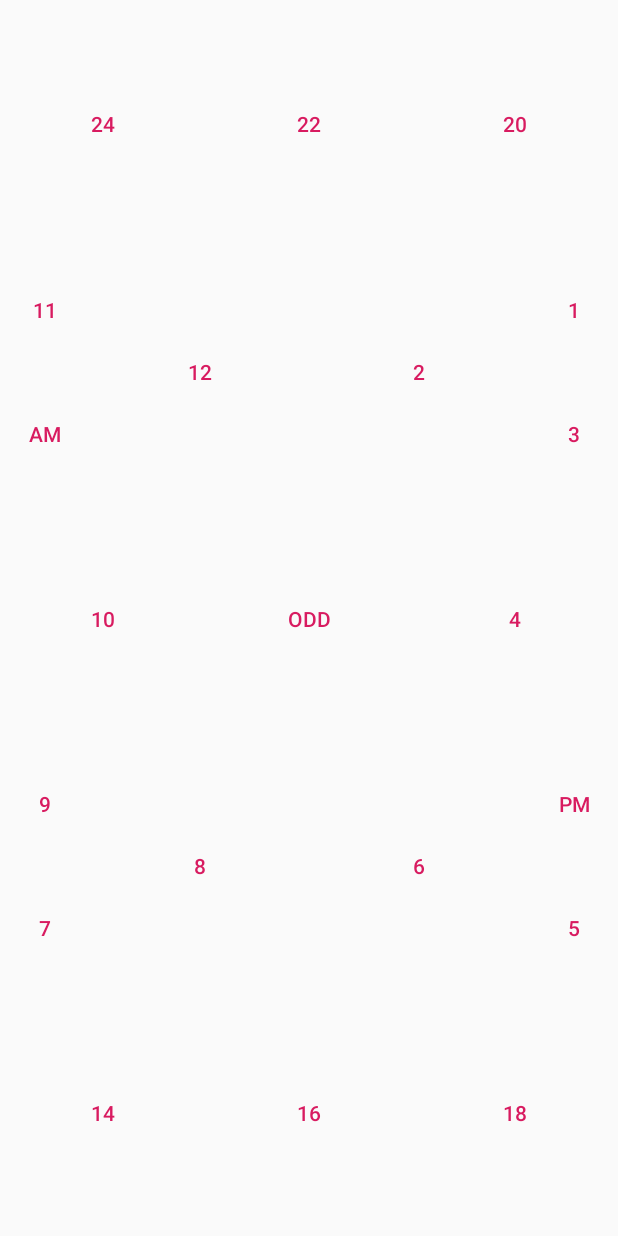
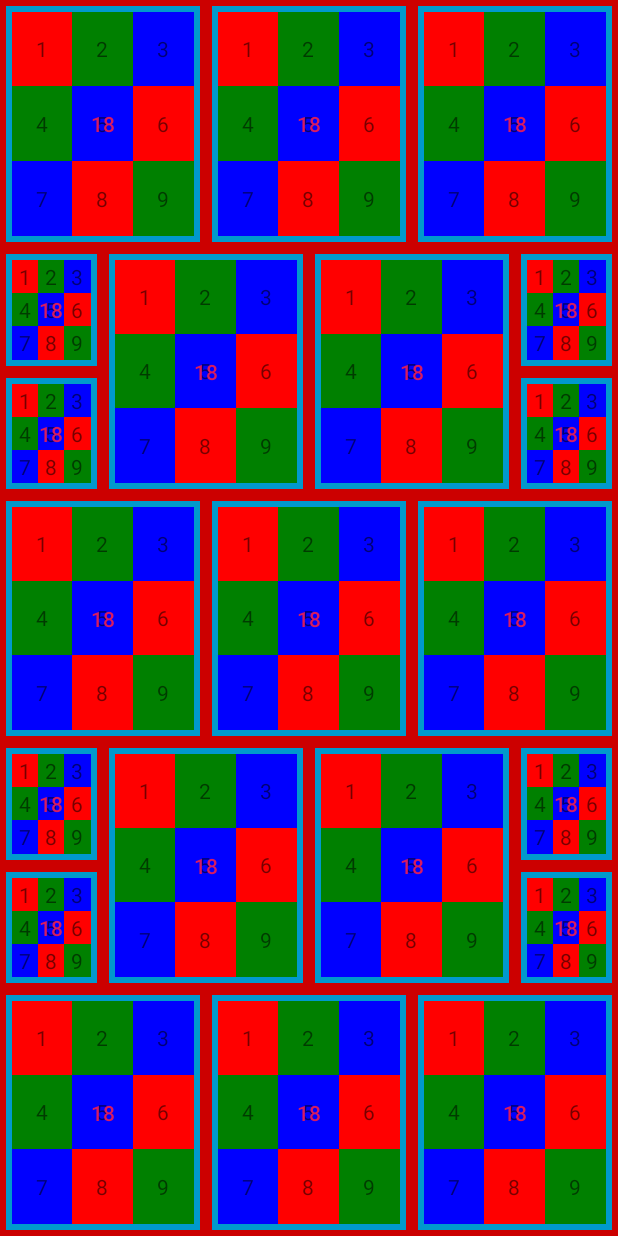
Before and after one commit to TanevEmil/RubicCube10, an Android app: the screen it shows after launch (MainActivity), on a phone screen of 412 x 824 dp. Run offline under Robolectric (Android 15) with nearby library versions, the phone set to English and light mode, and no system bars.

Commit message:
Colored and numbered stubs for buttons are ready.

```diff
--- /dev/null
+++ b/app/src/main/res/drawable-v24/button_border24.xml
@@ -0,0 +1,29 @@
+<?xml version="1.0" encoding="utf-8"?>
+<layer-list xmlns:android="http://schemas.android.com/apk/res/android">
+    <item >
+        <shape android:shape="rectangle">
+
+            <padding android:left="4dp"
+                android:top="4dp"
+                android:right="4dp"
+                android:bottom="4dp"/>
+
+            <stroke android:width="4dp"
+                android:color="@android:color/holo_red_dark" />
+
+        </shape>
+    </item>
+    <item >
+        <shape android:shape="rectangle">
+
+            <padding android:left="4dp"
+                android:top="4dp"
+                android:right="4dp"
+                android:bottom="4dp"/>
+
+            <stroke android:width="4dp"
+                android:color="@android:color/holo_blue_dark" />
+
+        </shape>
+    </item>
+</layer-list>
--- a/app/src/main/res/layout/activity_main.xml
+++ b/app/src/main/res/layout/activity_main.xml
@@ -1,14 +1,11 @@
 <?xml version="1.0" encoding="utf-8"?>
-<android.support.constraint.ConstraintLayout xmlns:android="http://schemas.android.com/apk/res/android"
+<LinearLayout
+    xmlns:android="http://schemas.android.com/apk/res/android"
     xmlns:tools="http://schemas.android.com/tools"
     android:layout_width="match_parent"
     android:layout_height="match_parent"
-    tools:context=".MainActivity">
-
-    <LinearLayout
-        android:layout_width="match_parent"
-        android:layout_height="match_parent"
-        android:orientation="vertical">
+    tools:context=".MainActivity"
+    android:orientation="vertical">
 
         <LinearLayout
             android:layout_width="match_parent"
@@ -16,29 +13,18 @@
             android:orientation="horizontal"
             android:layout_weight="1">
 
-            <Button
-                android:id="@+id/button1"
-                android:layout_width="wrap_content"
+            <include layout="@layout/layout24"
+                android:layout_width="match_parent"
                 android:layout_height="match_parent"
-                android:layout_weight="1"
-                android:text="@string/_24"
-                style="?android:attr/buttonBarButtonStyle"/>
-
-            <Button
-                android:id="@+id/button2"
-                android:layout_width="wrap_content"
+                android:layout_weight="1"/>
+            <include layout="@layout/layout24"
+                android:layout_width="match_parent"
                 android:layout_height="match_parent"
-                android:layout_weight="1"
-                android:text="@string/_22"
-                style="?android:attr/buttonBarButtonStyle"/>
-
-            <Button
-                android:id="@+id/button3"
-                android:layout_width="wrap_content"
+                android:layout_weight="1"/>
+            <include layout="@layout/layout24"
+                android:layout_width="match_parent"
                 android:layout_height="match_parent"
-                android:layout_weight="1"
-                android:text="@string/_20"
-                style="?android:attr/buttonBarButtonStyle"/>
+                android:layout_weight="1"/>
         </LinearLayout>
 
         <LinearLayout
@@ -49,74 +35,53 @@
             android:baselineAligned="false">
 
             <LinearLayout
-                android:layout_width="match_parent"
+                android:layout_width="0dp"
                 android:layout_height="match_parent"
                 android:layout_weight="1"
                 android:orientation="vertical">
 
-                <Button
-                    android:id="@+id/button4"
+                <include layout="@layout/layout24"
                     android:layout_width="match_parent"
                     android:layout_height="match_parent"
-                    android:layout_weight="1"
-                    android:text="@string/_11"
-                    style="?android:attr/buttonBarButtonStyle"/>
-
-                <Button
-                    android:id="@+id/button5"
+                    android:layout_weight="1"/>
+                <include layout="@layout/layout24"
                     android:layout_width="match_parent"
                     android:layout_height="match_parent"
-                    android:layout_weight="1"
-                    android:text="@string/am"
-                    style="?android:attr/buttonBarButtonStyle"/>
+                    android:layout_weight="1"/>
             </LinearLayout>
 
 
             <LinearLayout
-                android:layout_width="match_parent"
+                android:layout_width="0dp"
                 android:layout_height="match_parent"
-                android:layout_weight="0.34"
+                android:layout_weight="4"
                 android:orientation="horizontal">
 
-                <Button
-                    android:id="@+id/button6"
+                <include layout="@layout/layout24"
                     android:layout_width="match_parent"
                     android:layout_height="match_parent"
-                    android:layout_weight="1"
-                    android:text="@string/_12"
-                    style="?android:attr/buttonBarButtonStyle"/>
-
-                <Button
-                    android:id="@+id/button7"
+                    android:layout_weight="1"/>
+                <include layout="@layout/layout24"
                     android:layout_width="match_parent"
                     android:layout_height="match_parent"
-                    android:layout_weight="1"
-                    android:text="@string/_2"
-                    style="?android:attr/buttonBarButtonStyle"/>
+                    android:layout_weight="1"/>
             </LinearLayout>
 
 
             <LinearLayout
-                android:layout_width="match_parent"
+                android:layout_width="0dp"
                 android:layout_height="match_parent"
                 android:layout_weight="1"
                 android:orientation="vertical">
 
-                <Button
-                    android:id="@+id/button8"
+                <include layout="@layout/layout24"
                     android:layout_width="match_parent"
                     android:layout_height="match_parent"
-                    android:layout_weight="1"
-                    android:text="@string/_1"
-                    style="?android:attr/buttonBarButtonStyle"/>
-
-                <Button
-                    android:id="@+id/button9"
+                    android:layout_weight="1"/>
+                <include layout="@layout/layout24"
                     android:layout_width="match_parent"
                     android:layout_height="match_parent"
-                    android:layout_weight="1"
-                    android:text="@string/_3"
-                    style="?android:attr/buttonBarButtonStyle"/>
+                    android:layout_weight="1"/>
             </LinearLayout>
 
         </LinearLayout>
@@ -127,29 +92,18 @@
             android:orientation="horizontal"
             android:layout_weight="1">
 
-            <Button
-                android:id="@+id/button10"
-                android:layout_width="wrap_content"
+            <include layout="@layout/layout24"
+                android:layout_width="match_parent"
                 android:layout_height="match_parent"
-                android:layout_weight="1"
-                android:text="@string/_10"
-                style="?android:attr/buttonBarButtonStyle"/>
-
-            <Button
-                android:id="@+id/button11"
-                android:layout_width="wrap_content"
+                android:layout_weight="1"/>
+            <include layout="@layout/layout24"
+                android:layout_width="match_parent"
                 android:layout_height="match_parent"
-                android:layout_weight="1"
-                android:text="@string/odd"
-                style="?android:attr/buttonBarButtonStyle"/>
-
-            <Button
-                android:id="@+id/button12"
-                android:layout_width="wrap_content"
+                android:layout_weight="1"/>
+            <include layout="@layout/layout24"
+                android:layout_width="match_parent"
                 android:layout_height="match_parent"
-                android:layout_weight="1"
-                android:text="@string/_4"
-                style="?android:attr/buttonBarButtonStyle"/>
+                android:layout_weight="1"/>
 
         </LinearLayout>
 
@@ -161,74 +115,52 @@
             android:baselineAligned="false">
 
             <LinearLayout
-                android:layout_width="match_parent"
+                android:layout_width="0dp"
                 android:layout_height="match_parent"
                 android:layout_weight="1"
                 android:orientation="vertical">
 
-                <Button
-                    android:id="@+id/button13"
+                <include layout="@layout/layout24"
                     android:layout_width="match_parent"
                     android:layout_height="match_parent"
-                    android:layout_weight="1"
-                    android:text="@string/_9"
-                    style="?android:attr/buttonBarButtonStyle"/>
-
-                <Button
-                    android:id="@+id/button14"
+                    android:layout_weight="1"/>
+                <include layout="@layout/layout24"
                     android:layout_width="match_parent"
                     android:layout_height="match_parent"
-                    android:layout_weight="1"
-                    android:text="@string/_7"
-                    style="?android:attr/buttonBarButtonStyle"/>
+                    android:layout_weight="1"/>
             </LinearLayout>
 
 
             <LinearLayout
-                android:layout_width="match_parent"
+                android:layout_width="0dp"
                 android:layout_height="match_parent"
-                android:layout_weight="0.34"
+                android:layout_weight="4"
                 android:orientation="horizontal">
 
-                <Button
-                    android:id="@+id/button15"
+                <include layout="@layout/layout24"
                     android:layout_width="match_parent"
                     android:layout_height="match_parent"
-                    android:layout_weight="1"
-                    android:text="@string/_8"
-                    style="?android:attr/buttonBarButtonStyle"/>
-
-                <Button
-                    android:id="@+id/button16"
+                    android:layout_weight="1"/>
+                <include layout="@layout/layout24"
                     android:layout_width="match_parent"
                     android:layout_height="match_parent"
-                    android:layout_weight="1"
-                    android:text="@string/_6"
-                    style="?android:attr/buttonBarButtonStyle"/>
+                    android:layout_weight="1"/>
             </LinearLayout>
 
 
             <LinearLayout
-                android:layout_width="match_parent"
+                android:layout_width="0dp"
                 android:layout_height="match_parent"
                 android:layout_weight="1"
                 android:orientation="vertical">
-
-                <Button
-                    android:id="@+id/button17"
+                <include layout="@layout/layout24"
                     android:layout_width="match_parent"
                     android:layout_height="match_parent"
-                    android:layout_weight="1"
-                    android:text="@string/pm"
-                    style="?android:attr/buttonBarButtonStyle"/>
-
-                <Button
-                    android:id="@+id/button18"
+                    android:layout_weight="1"/>
+                <include layout="@layout/layout24"
                     android:layout_width="match_parent"
                     android:layout_height="match_parent"
-                    android:layout_weight="1"
-                    android:text="@string/_5"
-                    style="?android:attr/buttonBarButtonStyle"/>
+                    android:layout_weight="1"/>
             </LinearLayout>
 
         </LinearLayout>
@@ -240,30 +172,19 @@
             android:orientation="horizontal">
 
 
-            <Button
-                android:id="@+id/button19"
-                android:layout_width="wrap_content"
+            <include layout="@layout/layout24"
+                android:layout_width="match_parent"
                 android:layout_height="match_parent"
-                android:layout_weight="1"
-                android:text="@string/_14"
-                style="?android:attr/buttonBarButtonStyle"/>
-
-            <Button
-                android:id="@+id/button20"
-                android:layout_width="wrap_content"
+                android:layout_weight="1"/>
+            <include layout="@layout/layout24"
+                android:layout_width="match_parent"
                 android:layout_height="match_parent"
-                android:layout_weight="1"
-                android:text="@string/_16"
-                style="?android:attr/buttonBarButtonStyle"/>
-
-            <Button
-                android:id="@+id/button21"
-                android:layout_width="wrap_content"
+                android:layout_weight="1"/>
+            <include layout="@layout/layout24"
+                android:layout_width="match_parent"
                 android:layout_height="match_parent"
-                android:layout_weight="1"
-                android:text="@string/_18"
-                style="?android:attr/buttonBarButtonStyle"/>
+                android:layout_weight="1"/>
+                />
         </LinearLayout>
 
-    </LinearLayout>
-</android.support.constraint.ConstraintLayout>
+</LinearLayout>
--- /dev/null
+++ b/app/src/main/res/layout/color24.xml
@@ -0,0 +1,87 @@
+<?xml version="1.0" encoding="utf-8"?>
+<TableLayout xmlns:android="http://schemas.android.com/apk/res/android"
+    android:layout_width="match_parent"
+    android:layout_height="match_parent"
+    android:background="@drawable/button_border24">
+
+    <TableRow
+        android:layout_width="match_parent"
+        android:layout_height="match_parent"
+        android:layout_weight="1">
+
+        <ImageView
+            android:id="@+id/textView"
+            android:layout_width="match_parent"
+            android:layout_height="match_parent"
+            android:background="@color/red"
+            android:layout_weight="1" />
+
+        <ImageView
+            android:id="@+id/textView2"
+            android:layout_width="match_parent"
+            android:layout_height="match_parent"
+            android:background="@color/green"
+            android:layout_weight="1"/>
+
+        <ImageView
+            android:id="@+id/textView3"
+            android:layout_width="match_parent"
+            android:layout_height="match_parent"
+            android:background="@color/blue"
+            android:layout_weight="1" />
+    </TableRow>
+
+    <TableRow
+        android:layout_width="match_parent"
+        android:layout_height="match_parent"
+        android:layout_weight="1">
+
+        <ImageView
+            android:id="@+id/textView4"
+            android:layout_width="match_parent"
+            android:layout_height="match_parent"
+            android:background="@color/green"
+            android:layout_weight="1" />
+
+        <ImageView
+            android:id="@+id/textView6"
+            android:layout_width="match_parent"
+            android:layout_height="match_parent"
+            android:background="@color/blue"
+            android:layout_weight="1" />
+
+        <ImageView
+            android:id="@+id/textView5"
+            android:layout_width="match_parent"
+            android:layout_height="match_parent"
+            android:background="@color/red"
+            android:layout_weight="1" />
+    </TableRow>
+
+    <TableRow
+        android:layout_width="match_parent"
+        android:layout_height="match_parent"
+        android:layout_weight="1">
+
+        <ImageView
+            android:id="@+id/textView7"
+            android:layout_width="match_parent"
+            android:layout_height="match_parent"
+            android:background="@color/blue"
+            android:layout_weight="1" />
+
+        <ImageView
+            android:id="@+id/textView8"
+            android:layout_width="match_parent"
+            android:layout_height="match_parent"
+            android:background="@color/red"
+            android:layout_weight="1"/>
+
+        <ImageView
+            android:id="@+id/textView9"
+            android:layout_width="match_parent"
+            android:layout_height="match_parent"
+            android:background="@color/green"
+            android:layout_weight="1"/>
+    </TableRow>
+</TableLayout>
--- /dev/null
+++ b/app/src/main/res/layout/layout24.xml
@@ -0,0 +1,18 @@
+<?xml version="1.0" encoding="utf-8"?>
+<FrameLayout xmlns:android="http://schemas.android.com/apk/res/android"
+    android:layout_width="match_parent"
+    android:layout_height="match_parent">
+
+    <include layout="@layout/color24" />
+    <include layout="@layout/text24" />
+
+    <Button
+        android:id="@+id/button21"
+        android:layout_width="match_parent"
+        android:layout_height="match_parent"
+        android:layout_weight="1"
+        android:text="@string/_18"
+        style="?android:attr/buttonBarButtonStyle"/>
+
+
+</FrameLayout>
--- /dev/null
+++ b/app/src/main/res/layout/text24.xml
@@ -0,0 +1,105 @@
+<?xml version="1.0" encoding="utf-8"?>
+<TableLayout xmlns:android="http://schemas.android.com/apk/res/android"
+    android:layout_width="match_parent"
+    android:layout_height="match_parent"
+    android:background="@drawable/button_border24">
+
+    <TableRow
+        android:layout_width="match_parent"
+        android:layout_height="match_parent"
+        android:layout_weight="1">
+
+        <TextView
+            android:id="@+id/textView"
+            android:layout_width="match_parent"
+            android:layout_height="match_parent"
+            android:text="1"
+            android:textAlignment="center"
+            android:layout_weight="1"
+            android:gravity="center" />
+
+        <TextView
+            android:id="@+id/textView2"
+            android:layout_width="match_parent"
+            android:layout_height="match_parent"
+            android:text="2"
+            android:textAlignment="center"
+            android:layout_weight="1"
+            android:gravity="center" />
+
+        <TextView
+            android:id="@+id/textView3"
+            android:layout_width="match_parent"
+            android:layout_height="match_parent"
+            android:text="3"
+            android:textAlignment="center"
+            android:layout_weight="1"
+            android:gravity="center" />
+    </TableRow>
+
+    <TableRow
+        android:layout_width="match_parent"
+        android:layout_height="match_parent"
+        android:layout_weight="1">
+
+        <TextView
+            android:id="@+id/textView4"
+            android:layout_width="match_parent"
+            android:layout_height="match_parent"
+            android:text="4"
+            android:textAlignment="center"
+            android:layout_weight="1"
+            android:gravity="center" />
+
+        <TextView
+            android:id="@+id/textView6"
+            android:layout_width="match_parent"
+            android:layout_height="match_parent"
+            android:text="5"
+            android:textAlignment="center"
+            android:layout_weight="1"
+            android:gravity="center" />
+
+        <TextView
+            android:id="@+id/textView5"
+            android:layout_width="match_parent"
+            android:layout_height="match_parent"
+            android:text="6"
+            android:textAlignment="center"
+            android:layout_weight="1"
+            android:gravity="center" />
+    </TableRow>
+
+    <TableRow
+        android:layout_width="match_parent"
+        android:layout_height="match_parent"
+        android:layout_weight="1">
+
+        <TextView
+            android:id="@+id/textView7"
+            android:layout_width="match_parent"
+            android:layout_height="match_parent"
+            android:text="7"
+            android:textAlignment="center"
+            android:layout_weight="1"
+            android:gravity="center" />
+
+        <TextView
+            android:id="@+id/textView8"
+            android:layout_width="match_parent"
+            android:layout_height="match_parent"
+            android:text="8"
+            android:textAlignment="center"
+            android:layout_weight="1"
+            android:gravity="center"/>
+
+        <TextView
+            android:id="@+id/textView9"
+            android:layout_width="match_parent"
+            android:layout_height="match_parent"
+            android:text="9"
+            android:textAlignment="center"
+            android:gravity="center"
+            android:layout_weight="1"/>
+    </TableRow>
+</TableLayout>
--- a/app/src/main/res/values/colors.xml
+++ b/app/src/main/res/values/colors.xml
@@ -3,4 +3,21 @@
     <color name="colorPrimary">#008577</color>
     <color name="colorPrimaryDark">#00574B</color>
     <color name="colorAccent">#D81B60</color>
+
+    <color name="white">#FFFFFF</color>
+    <color name="yellow">#FFFF00</color>
+    <color name="fuchsia">#FF00FF</color>
+    <color name="red">#FF0000</color>
+    <color name="silver">#C0C0C0</color>
+    <color name="gray">#808080</color>
+    <color name="olive">#808000</color>
+    <color name="purple">#800080</color>
+    <color name="maroon">#800000</color>
+    <color name="aqua">#00FFFF</color>
+    <color name="lime">#00FF00</color>
+    <color name="teal">#008080</color>
+    <color name="green">#008000</color>
+    <color name="blue">#0000FF</color>
+    <color name="navy">#000080</color>
+    <color name="black">#000000</color>
 </resources>
```
